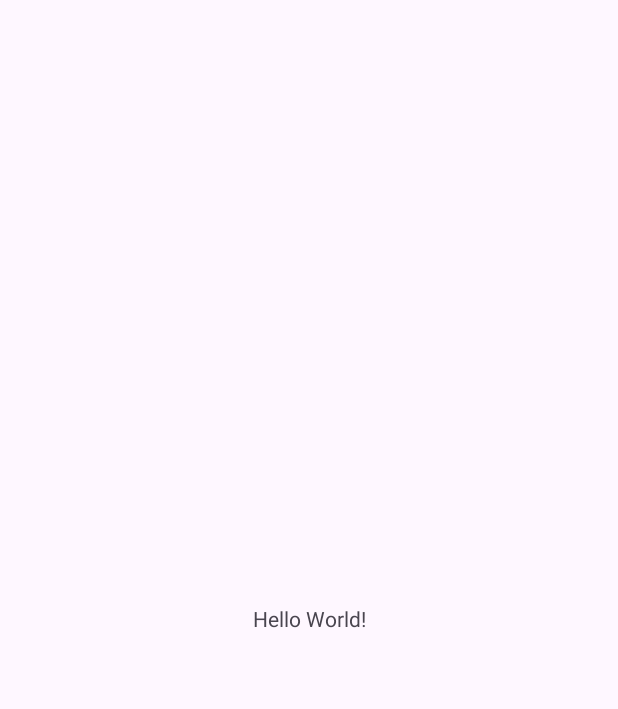
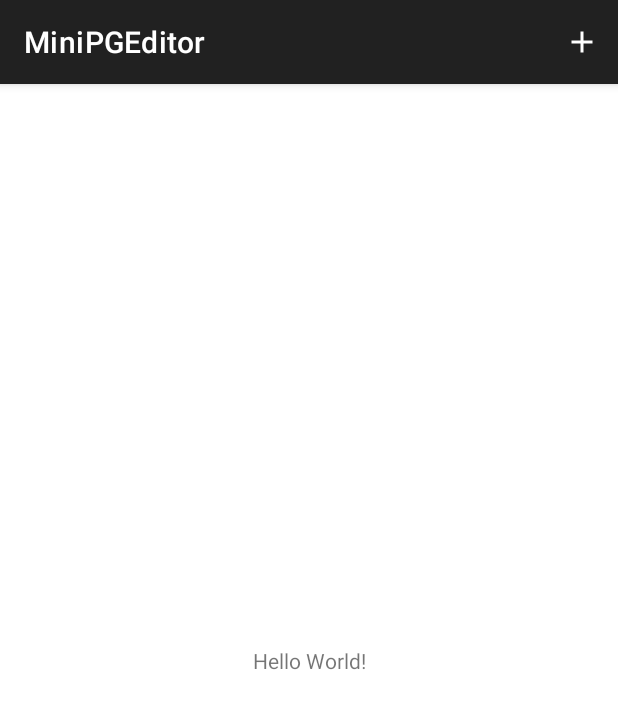
Before and after one commit to Akito626/MiniPGEditor, an Android app: the screen it shows after launch (MainActivity), on a phone screen of 412 x 824 dp. Before the commit the part shown is almost empty. Shown: the top 709 px of the screen. Run offline under Robolectric (Android 15) with nearby library versions, the phone set to English and light mode, and no system bars.

Commit message:
メニューを追加し、画面遷移できるようにしました

```diff
--- a/app/src/main/java/com/alha_app/minipgeditor/MainActivity.java
+++ b/app/src/main/java/com/alha_app/minipgeditor/MainActivity.java
@@ -1,8 +1,12 @@
 package com.alha_app.minipgeditor;
 
+import androidx.annotation.NonNull;
 import androidx.appcompat.app.AppCompatActivity;
 
+import android.content.Intent;
 import android.os.Bundle;
+import android.view.Menu;
+import android.view.MenuItem;
 
 public class MainActivity extends AppCompatActivity {
 
@@ -11,4 +15,19 @@ public class MainActivity extends AppCompatActivity {
         super.onCreate(savedInstanceState);
         setContentView(R.layout.activity_main);
     }
+
+    @Override
+    public boolean onCreateOptionsMenu(@NonNull Menu menu) {
+        getMenuInflater().inflate(R.menu.menu_main, menu);
+        return true;
+    }
+
+    // メニューの設定
+    @Override
+    public boolean onOptionsItemSelected(@NonNull MenuItem item) {
+        if(item.getItemId() == R.id.action_add){
+            startActivity(new Intent(getApplicationContext(), EditorActivity.class));
+        }
+        return true;
+    }
 }
--- /dev/null
+++ b/app/src/main/res/drawable/ic_add.xml
@@ -0,0 +1,5 @@
+<vector android:height="24dp" android:tint="#FFFFFF"
+    android:viewportHeight="24" android:viewportWidth="24"
+    android:width="24dp" xmlns:android="http://schemas.android.com/apk/res/android">
+    <path android:fillColor="@android:color/white" android:pathData="M19,13h-6v6h-2v-6H5v-2h6V5h2v6h6v2z"/>
+</vector>
--- /dev/null
+++ b/app/src/main/res/menu/menu_main.xml
@@ -0,0 +1,9 @@
+<?xml version="1.0" encoding="utf-8"?>
+<menu xmlns:android="http://schemas.android.com/apk/res/android"
+    xmlns:app="http://schemas.android.com/apk/res-auto">
+    <item
+        android:id="@+id/action_add"
+        android:title="追加"
+        android:icon="@drawable/ic_add"
+        app:showAsAction="always"/>
+</menu>
--- a/app/src/main/res/values-night/themes.xml
+++ b/app/src/main/res/values-night/themes.xml
@@ -1,6 +1,6 @@
 <resources xmlns:tools="http://schemas.android.com/tools">
     <!-- Base application theme. -->
-    <style name="Base.Theme.MiniPGEditor" parent="Theme.Material3.DayNight.NoActionBar">
+    <style name="Base.Theme.MiniPGEditor" parent="Theme.MaterialComponents.DayNight.DarkActionBar">
         <!-- Customize your dark theme here. -->
         <!-- <item name="colorPrimary">@color/my_dark_primary</item> -->
     </style>
--- a/app/src/main/res/values/themes.xml
+++ b/app/src/main/res/values/themes.xml
@@ -1,6 +1,6 @@
 <resources xmlns:tools="http://schemas.android.com/tools">
     <!-- Base application theme. -->
-    <style name="Base.Theme.MiniPGEditor" parent="Theme.Material3.DayNight.NoActionBar">
+    <style name="Base.Theme.MiniPGEditor" parent="Theme.MaterialComponents.DayNight.DarkActionBar">
         <!-- Customize your light theme here. -->
         <!-- <item name="colorPrimary">@color/my_light_primary</item> -->
     </style>
```
Also changed, not shown: app/src/main/java/com/alha_app/minipgeditor/EditorActivity.java (+17 -0 lines).
